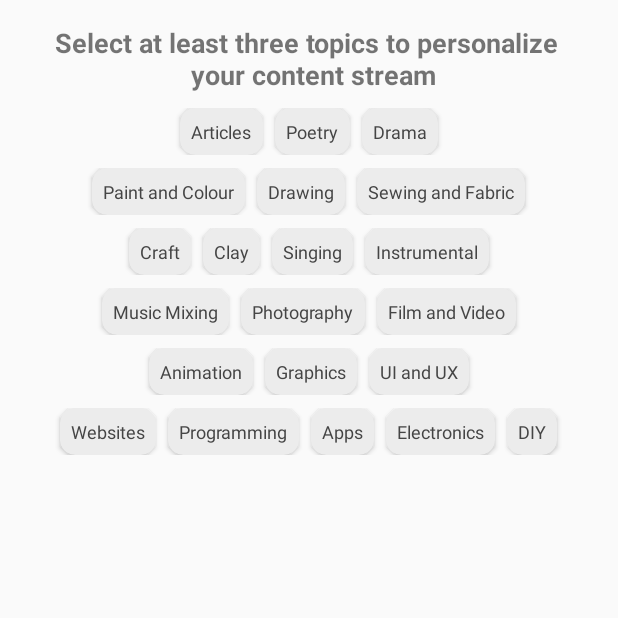
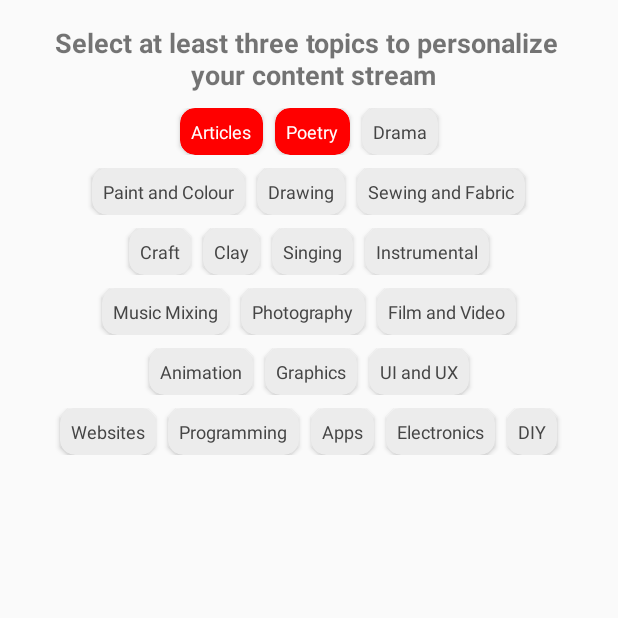
Before and after one commit to CampusBox/android, an Android app: the screen it shows after launch (HOME), after a tap on "Poetry", on a phone screen of 412 x 824 dp, the top half of it. Run offline under Robolectric (Android 15) with nearby library versions, the phone set to English and light mode, and no system bars; 1 other tap on this screen came first.

Commit message:
initial structure set up

```diff
--- a/CampusBox/app/build.gradle
+++ b/CampusBox/app/build.gradle
@@ -10,6 +10,7 @@ android {
         versionCode 1
         versionName "1.0"
         testInstrumentationRunner "android.support.test.runner.AndroidJUnitRunner"
+        vectorDrawables.useSupportLibrary = true
     }
     buildTypes {
         release {
@@ -25,7 +26,8 @@ dependencies {
         exclude group: 'com.android.support', module: 'support-annotations'
     })
     compile 'com.android.support:appcompat-v7:24.2.1'
-    compile 'com.android.support.constraint:constraint-layout:1.0.0-beta4'
+    compile 'com.android.support:cardview-v7:24.2.1'
+    compile 'com.android.support:design:24.2.1'
+    compile 'com.android.support:support-vector-drawable:24.2.1'
     testCompile 'junit:junit:4.12'
-    compile 'com.android.support:cardview-v7:25.3.1'
 }
--- /dev/null
+++ b/CampusBox/app/src/main/java/github/com/anurag145/campusbox/DataSet.java
@@ -0,0 +1,38 @@
+package github.com.anurag145.campusbox;
+
+import java.util.HashMap;
+
+/**
+ * Created by Anurag145 on 4/2/2017.
+ */
+
+public class DataSet {
+
+    public HashMap<Integer,Integer> list=new HashMap<>();
+    DataSet()
+    {
+        list.put(R.id.rl1,R.id.t1);
+        list.put(R.id.rl2,R.id.t2);
+        list.put(R.id.rl3,R.id.t3);
+        list.put(R.id.rl4,R.id.t4);
+        list.put(R.id.rl5,R.id.t5);
+        list.put(R.id.rl6,R.id.t6);
+        list.put(R.id.rl7,R.id.t7);
+        list.put(R.id.rl8,R.id.t8);
+        list.put(R.id.rl9,R.id.t9);
+        list.put(R.id.rl10,R.id.t10);
+        list.put(R.id.rl11,R.id.t11);
+        list.put(R.id.rl12,R.id.t12);
+        list.put(R.id.rl13,R.id.t13);
+        list.put(R.id.rl14,R.id.t14);
+        list.put(R.id.rl15,R.id.t15);
+        list.put(R.id.rl16,R.id.t16);
+        list.put(R.id.rl17,R.id.t17);
+        list.put(R.id.rl18,R.id.t18);
+        list.put(R.id.rl19,R.id.t19);
+        list.put(R.id.rl20,R.id.t20);
+        list.put(R.id.rl21,R.id.t21);
+    }
+
+
+}
--- a/CampusBox/app/src/main/java/github/com/anurag145/campusbox/HOME.java
+++ b/CampusBox/app/src/main/java/github/com/anurag145/campusbox/HOME.java
@@ -1,25 +1,55 @@
 package github.com.anurag145.campusbox;
 
+import android.graphics.Color;
 import android.support.v7.app.AppCompatActivity;
 import android.os.Bundle;
 import android.support.v7.widget.CardView;
 import android.util.Log;
 import android.view.View;
+import android.widget.TextView;
 
 public class HOME extends AppCompatActivity {
-  private int count=0;
+    private int count = 0;
+    private TextView textView;
+    private CardView cardView;
+    DataSet ob;
+    View view ;
     @Override
     protected void onCreate(Bundle savedInstanceState) {
         super.onCreate(savedInstanceState);
         setContentView(R.layout.activity_home);
+        ob = new DataSet();
+         view =findViewById(R.id.loginSequence);
     }
+
     public void onClick(View view) {
+        cardView = (CardView) view;
+        textView = (TextView) findViewById(ob.list.get(view.getId()));
+        onSelect();
+            }
 
-
-    }
-    public void onClickLogin(View view)
-    {
+    public void onClickLogin(View view) {
 
     }
 
+    public void onSelect()
+
+    {
+        if (textView.getCurrentTextColor() == Color.parseColor("#454545")) {
+            textView.setTextColor(Color.WHITE);
+             cardView.setCardBackgroundColor(Color.RED);
+            count++;
+            if(count==3)
+             view.setVisibility(View.VISIBLE);
+
+        }else
+        {
+            textView.setTextColor(Color.parseColor("#454545"));
+            cardView.setCardBackgroundColor(Color.parseColor("#ececec"));
+            count--;
+            if(count<3&&view.getVisibility()==View.VISIBLE)
+                view.setVisibility(View.GONE);
+
+        }
+    }
 }
--- a/CampusBox/app/src/main/res/layout/activity_home.xml
+++ b/CampusBox/app/src/main/res/layout/activity_home.xml
@@ -24,6 +24,7 @@
                         />
     </RelativeLayout>
     <RelativeLayout
+        android:id="@+id/loginSequence"
         android:visibility="gone"
         android:layout_width="wrap_content"
         android:layout_height="match_parent"
--- a/CampusBox/app/src/main/res/layout/welcome_button.xml
+++ b/CampusBox/app/src/main/res/layout/welcome_button.xml
@@ -11,32 +11,40 @@
         >
         <android.support.v7.widget.CardView
             style="@style/homeCardButton"
+            android:id="@+id/rl1"
             app:cardBackgroundColor="@color/buttonBackground"
             app:cardCornerRadius="10dp"
             >
+
             <TextView
+                android:id="@+id/t1"
                 style="@style/homeButton"
                 android:text="Articles" />
         </android.support.v7.widget.CardView>
         <android.support.v7.widget.CardView
             style="@style/homeCardButton"
-
+            android:id="@+id/rl2"
             android:layout_marginLeft="8dp"
             android:layout_marginRight="8dp"
             app:cardBackgroundColor="@color/buttonBackground"
             app:cardCornerRadius="10dp"
             >
+
             <TextView
+                android:id="@+id/t2"
+
                 style="@style/homeButton"
-
                 android:text="Poetry" />
         </android.support.v7.widget.CardView>
         <android.support.v7.widget.CardView
             style="@style/homeCardButton"
+            android:id="@+id/rl3"
             app:cardBackgroundColor="@color/buttonBackground"
             app:cardCornerRadius="10dp"
             >
+
             <TextView
+                android:id="@+id/t3"
                 style="@style/homeButton"
                 android:text="Drama" />
         </android.support.v7.widget.CardView>
@@ -51,32 +59,40 @@
         >
         <android.support.v7.widget.CardView
             style="@style/homeCardButton"
+            android:id="@+id/rl4"
             app:cardBackgroundColor="@color/buttonBackground"
             app:cardCornerRadius="10dp"
             >
+
             <TextView
+                android:id="@+id/t4"
                 style="@style/homeButton"
                 android:text="Paint and Colour" />
         </android.support.v7.widget.CardView>
         <android.support.v7.widget.CardView
             style="@style/homeCardButton"
-
+            android:id="@+id/rl5"
             android:layout_marginLeft="8dp"
             android:layout_marginRight="8dp"
             app:cardBackgroundColor="@color/buttonBackground"
             app:cardCornerRadius="10dp"
             >
+
             <TextView
+                android:id="@+id/t5"
+
                 style="@style/homeButton"
-
                 android:text="Drawing" />
         </android.support.v7.widget.CardView>
         <android.support.v7.widget.CardView
             style="@style/homeCardButton"
+            android:id="@+id/rl6"
             app:cardBackgroundColor="@color/buttonBackground"
             app:cardCornerRadius="10dp"
             >
+
             <TextView
+                android:id="@+id/t6"
                 style="@style/homeButton"
                 android:text="Sewing and Fabric" />
         </android.support.v7.widget.CardView>
@@ -91,42 +107,53 @@
         >
         <android.support.v7.widget.CardView
             style="@style/homeCardButton"
+            android:id="@+id/rl7"
             app:cardBackgroundColor="@color/buttonBackground"
             app:cardCornerRadius="10dp"
             >
+
             <TextView
+                android:id="@+id/t7"
                 style="@style/homeButton"
                 android:text="Craft" />
         </android.support.v7.widget.CardView>
         <android.support.v7.widget.CardView
             style="@style/homeCardButton"
+            android:id="@+id/rl8"
             app:cardBackgroundColor="@color/buttonBackground"
             app:cardCornerRadius="10dp"
             android:layout_marginLeft="8dp"
              >
+
             <TextView
+                android:id="@+id/t8"
                 style="@style/homeButton"
                 android:text="Clay" />
         </android.support.v7.widget.CardView>
         <android.support.v7.widget.CardView
             style="@style/homeCardButton"
-
+            android:id="@+id/rl9"
             android:layout_marginLeft="8dp"
             android:layout_marginRight="8dp"
             app:cardBackgroundColor="@color/buttonBackground"
             app:cardCornerRadius="10dp"
             >
+
             <TextView
+                android:id="@+id/t9"
+
                 style="@style/homeButton"
-
                 android:text="Singing" />
         </android.support.v7.widget.CardView>
         <android.support.v7.widget.CardView
             style="@style/homeCardButton"
+            android:id="@+id/rl10"
             app:cardBackgroundColor="@color/buttonBackground"
             app:cardCornerRadius="10dp"
             >
+
             <TextView
+                android:id="@+id/t10"
                 style="@style/homeButton"
                 android:text="Instrumental" />
         </android.support.v7.widget.CardView>
@@ -143,30 +170,36 @@
             style="@style/homeCardButton"
             app:cardBackgroundColor="@color/buttonBackground"
             app:cardCornerRadius="10dp"
-            >
+            android:id="@+id/rl11"
+
+             >
             <TextView
+                android:id="@+id/t11"
                 style="@style/homeButton"
                 android:text="Music Mixing" />
         </android.support.v7.widget.CardView>
         <android.support.v7.widget.CardView
             style="@style/homeCardButton"
-
+            android:id="@+id/rl12"
             android:layout_marginLeft="8dp"
             android:layout_marginRight="8dp"
             app:cardBackgroundColor="@color/buttonBackground"
             app:cardCornerRadius="10dp"
             >
             <TextView
+                android:id="@+id/t12"
                 style="@style/homeButton"
 
                 android:text="Photography" />
         </android.support.v7.widget.CardView>
         <android.support.v7.widget.CardView
             style="@style/homeCardButton"
+            android:id="@+id/rl13"
             app:cardBackgroundColor="@color/buttonBackground"
             app:cardCornerRadius="10dp"
             >
             <TextView
+                android:id="@+id/t13"
                 style="@style/homeButton"
                 android:text="Film and Video" />
         </android.support.v7.widget.CardView>
@@ -181,16 +214,18 @@
         >
         <android.support.v7.widget.CardView
             style="@style/homeCardButton"
+            android:id="@+id/rl14"
             app:cardBackgroundColor="@color/buttonBackground"
             app:cardCornerRadius="10dp"
             >
             <TextView
+                android:id="@+id/t14"
                 style="@style/homeButton"
                 android:text="Animation" />
         </android.support.v7.widget.CardView>
         <android.support.v7.widget.CardView
             style="@style/homeCardButton"
-
+           android:id="@+id/rl15"
             android:layout_marginLeft="8dp"
             android:layout_marginRight="8dp"
             app:cardBackgroundColor="@color/buttonBackground"
@@ -198,81 +233,98 @@
             >
             <TextView
                 style="@style/homeButton"
-
+                android:id="@+id/t15"
                 android:text="Graphics" />
         </android.support.v7.widget.CardView>
         <android.support.v7.widget.CardView
             style="@style/homeCardButton"
+            android:id="@+id/rl16"
             app:cardBackgroundColor="@color/buttonBackground"
             app:cardCornerRadius="10dp"
             >
             <TextView
+                android:id="@+id/t16"
                 style="@style/homeButton"
                 android:text="UI and UX" />
         </android.support.v7.widget.CardView>
 
     </LinearLayout>
+
     <LinearLayout
-        android:layout_marginTop="200dp"
         android:layout_width="match_parent"
         android:layout_height="wrap_content"
+        android:layout_marginTop="200dp"
         android:gravity="center"
-        android:padding="8dp"
-        >
+        android:padding="8dp">
+
         <android.support.v7.widget.CardView
+            android:id="@+id/rl17"
             style="@style/homeCardButton"
             app:cardBackgroundColor="@color/buttonBackground"
-            app:cardCornerRadius="10dp"
-            >
+            app:cardCornerRadius="10dp">
+
             <TextView
+                android:id="@+id/t17"
                 style="@style/homeButton"
                 android:text="Websites" />
         </android.support.v7.widget.CardView>
+
         <android.support.v7.widget.CardView
+            android:id="@+id/rl18"
+
             style="@style/homeCardButton"
-
             android:layout_marginLeft="8dp"
             android:layout_marginRight="8dp"
             app:cardBackgroundColor="@color/buttonBackground"
-            app:cardCornerRadius="10dp"
-            >
+            app:cardCornerRadius="10dp">
+
             <TextView
+                android:id="@+id/t18"
+
                 style="@style/homeButton"
-
                 android:text="Programming" />
         </android.support.v7.widget.CardView>
+
         <android.support.v7.widget.CardView
-            style="@style/homeCardButton"
+            android:id="@+id/rl19"
 
 
+            style="@style/homeCardButton"
             android:layout_marginRight="8dp"
             app:cardBackgroundColor="@color/buttonBackground"
-            app:cardCornerRadius="10dp"
-            >
+            app:cardCornerRadius="10dp">
+
             <TextView
+                android:id="@+id/t19"
+
                 style="@style/homeButton"
-
                 android:text="Apps" />
         </android.support.v7.widget.CardView>
+
         <android.support.v7.widget.CardView
-            style="@style/homeCardButton"
+            android:id="@+id/rl20"
 
 
+            style="@style/homeCardButton"
             android:layout_marginRight="8dp"
             app:cardBackgroundColor="@color/buttonBackground"
-            app:cardCornerRadius="10dp"
-            >
+            app:cardCornerRadius="10dp">
+
             <TextView
+                android:id="@+id/t20"
+
                 style="@style/homeButton"
-
                 android:text="Electronics" />
         </android.support.v7.widget.CardView>
+
         <android.support.v7.widget.CardView
+            android:id="@+id/rl21"
             style="@style/homeCardButton"
             app:cardBackgroundColor="@color/buttonBackground"
-            app:cardCornerRadius="10dp"
-            >
+            app:cardCornerRadius="10dp">
+
             <TextView
+                android:id="@+id/t21"
                 style="@style/homeButton"
                 android:text="DIY" />
         </android.support.v7.widget.CardView>
--- /dev/null
+++ b/CampusBox/app/src/main/res/values/dimens.xml
@@ -0,0 +1,5 @@
+<resources>
+    <!-- Default screen margins, per the Android Design guidelines. -->
+    <dimen name="activity_horizontal_margin">16dp</dimen>
+    <dimen name="activity_vertical_margin">16dp</dimen>
+</resources>
--- a/CampusBox/app/src/main/res/values/strings.xml
+++ b/CampusBox/app/src/main/res/values/strings.xml
@@ -1,4 +1,8 @@
 <resources>
     <string name="app_name">Campusbox</string>
     <string name="home_text">Select at least three topics to personalize \n your content stream</string>
+    <string name="title_activity_main">MainActivity</string>
+    <string name="title_home">Home</string>
+    <string name="title_dashboard">Dashboard</string>
+    <string name="title_notifications">Notifications</string>
 </resources>
--- a/CampusBox/app/src/main/res/values/styles.xml
+++ b/CampusBox/app/src/main/res/values/styles.xml
@@ -22,7 +22,6 @@
         <item name="android:layout_margin">7dp</item>
         <item name="android:layout_height">wrap_content</item>
         <item name="android:layout_width">wrap_content</item>
-        <item name="android:background">@color/buttonBackground</item>
         <item name="android:textColor">@color/buttonText</item>
     </style>
     <!-- Base application theme. -->
```
Also changed, not shown: CampusBox/app/src/main/res/drawable/ic_dashboard_black_24dp.xml (added, +9 -0 lines), CampusBox/app/src/main/res/drawable/ic_home_black_24dp.xml (added, +9 -0 lines), CampusBox/app/src/main/res/drawable/ic_notifications_black_24dp.xml (added, +9 -0 lines).
